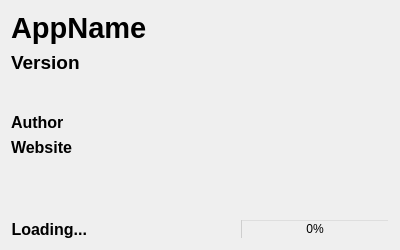
eugene-melnik/alexandra, file src/splashscreen.ui: the form before one commit.
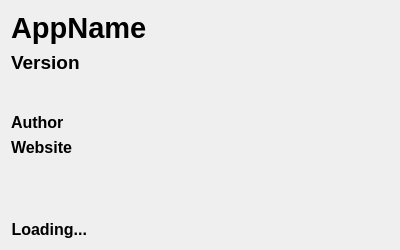
The form after the commit. Icons and pictures are not drawn.

Commit message: Changes in splashscreen behavior

Patch:
```diff
--- a/src/splashscreen.ui
+++ b/src/splashscreen.ui
@@ -147,28 +147,6 @@
        </property>
       </spacer>
      </item>
-     <item>
-      <widget class="QProgressBar" name="progressBar">
-       <property name="maximumSize">
-        <size>
-         <width>16777215</width>
-         <height>20</height>
-        </size>
-       </property>
-       <property name="styleSheet">
-        <string notr="true">background: transparent;</string>
-       </property>
-       <property name="maximum">
-        <number>100</number>
-       </property>
-       <property name="value">
-        <number>0</number>
-       </property>
-       <property name="format">
-        <string notr="true">%p%</string>
-       </property>
-      </widget>
-     </item>
     </layout>
    </item>
   </layout>
```
The commit also changes 5 other files.
